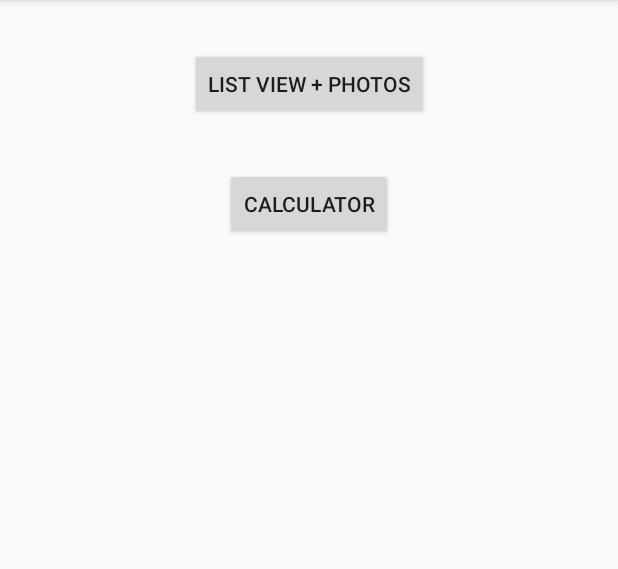
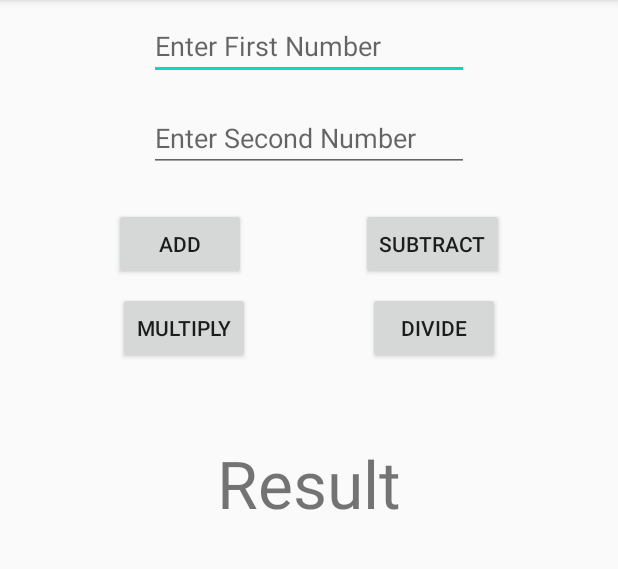
Before and after one commit to Colms152/is4447_Assesment1, an Android app: the screen it shows after launch (MainActivity before the commit, MathActivity after it), after a tap on "CALCULATOR", on a phone screen of 412 x 824 dp, the part 84-653 px from its top. Run offline under Robolectric (Android 15) with nearby library versions, the phone set to English and light mode, and no system bars.

Commit message:
calc and list view

```diff
--- a/app/src/main/AndroidManifest.xml
+++ b/app/src/main/AndroidManifest.xml
@@ -9,6 +9,7 @@
         android:roundIcon="@mipmap/ic_launcher_round"
         android:supportsRtl="true"
         android:theme="@style/AppTheme">
+        <activity android:name=".MathActivity"></activity>
         <activity android:name=".ListviewActivity">
             <intent-filter>
                 <action android:name="android.intent.action.Listview" />
--- a/app/src/main/java/ie/ucc/bis/is4447/mylistviewapp/MainActivity.java
+++ b/app/src/main/java/ie/ucc/bis/is4447/mylistviewapp/MainActivity.java
@@ -22,6 +22,7 @@ public class MainActivity extends AppCompatActivity {
         setContentView(R.layout.activity_main);
 
         Button btnSecondActivity = (Button) findViewById(R.id.btnSecondActivity);
+        Button btnMath = (Button) findViewById(R.id.btnMath);
         Button btnGoogle = (Button) findViewById(R.id.btnGoogle);
 
         //launch an activity within our app
@@ -31,6 +32,15 @@ public class MainActivity extends AppCompatActivity {
                 Intent startIntent = new Intent(getApplicationContext(), ListviewActivity.class);
                 startIntent.putExtra("PASSINGSOMETHING", "hello world !!");
                 startActivity(startIntent);
+            }
+
+        });
+
+        btnMath.setOnClickListener(new View.OnClickListener() {
+            @Override
+            public void onClick(View view) {
+                Intent gotoMath = new Intent(getApplicationContext(), MathActivity.class);
+                startActivity(gotoMath);
             }
 
         });
--- /dev/null
+++ b/app/src/main/java/ie/ucc/bis/is4447/mylistviewapp/MathActivity.java
@@ -0,0 +1,93 @@
+package ie.ucc.bis.is4447.mylistviewapp;
+
+import androidx.appcompat.app.AppCompatActivity;
+
+import android.os.Bundle;
+import android.view.View;
+import android.widget.Button;
+import android.widget.EditText;
+import android.widget.TextView;
+
+public class MathActivity extends AppCompatActivity implements View.OnClickListener {
+
+    EditText etFirstNumber, etSecondNumber;
+    Button btnAdd, btnSubtract, btnMultiply, btnDivide;
+    TextView tvResult;
+    int num1, num2, result;
+
+
+    @Override
+    protected void onCreate(Bundle savedInstanceState) {
+    super.onCreate(savedInstanceState);
+    setContentView(R.layout.activity_math);
+
+    etFirstNumber = findViewById(R.id.etFirstNumber);
+    etSecondNumber = findViewById(R.id.etSecondNumber);
+
+    btnAdd = findViewById((R.id.btnAdd));
+    btnSubtract = findViewById((R.id.btnSubtract));
+    btnMultiply = findViewById((R.id.btnMultiply));
+    btnDivide = findViewById((R.id.btnDivide));
+
+    tvResult = findViewById(R.id.tvResult);
+
+       /* btnAdd.setOnClickListener(new View.OnClickListener() {
+            @Override
+            public void onClick(View view) {
+                int num1 = Integer.parseInt(etFirstNumber.getText().toString());
+                int num2 = Integer.parseInt(etSecondNumber.getText().toString());
+                int result = num1 + num2;
+
+                tvResult.setText(String.valueOf(result));
+            }
+        }); */
+
+       btnAdd.setOnClickListener(this);
+       btnSubtract.setOnClickListener(this);
+       btnDivide.setOnClickListener(this);
+       btnMultiply.setOnClickListener(this);
+
+}
+
+    @Override
+    public void onClick(View view) {
+        num1 = Integer.parseInt(etFirstNumber.getText().toString());
+        num2 = Integer.parseInt(etSecondNumber.getText().toString());
+
+        switch(view.getId()){
+            case R.id.btnAdd:
+                result = num1 + num2;
+                tvResult.setText(String.valueOf(result));
+                //etFirstNumber.setText("");
+                etFirstNumber.getText().clear();
+                etSecondNumber.getText().clear();
+                etFirstNumber.requestFocus();
+                break;
+            case R.id.btnMultiply:
+                result = num1 * num2;
+                tvResult.setText(String.valueOf(result));
+                //etFirstNumber.setText("");
+                etFirstNumber.getText().clear();
+                etSecondNumber.getText().clear();
+                etFirstNumber.requestFocus();
+                break;
+            case R.id.btnSubtract:
+                result = num1 - num2;
+                tvResult.setText(String.valueOf(result));
+                //etFirstNumber.setText("");
+                etFirstNumber.getText().clear();
+                etSecondNumber.getText().clear();
+                etFirstNumber.requestFocus();
+                break;
+            case R.id.btnDivide:
+                result = num1 / num2;
+                tvResult.setText(String.valueOf(result));
+                //etFirstNumber.setText("");
+                etFirstNumber.getText().clear();
+                etSecondNumber.getText().clear();
+                etFirstNumber.requestFocus();
+                break;
+
+        }
+    }
+}
--- /dev/null
+++ b/app/src/main/res/layout/activity_math.xml
@@ -0,0 +1,93 @@
+<?xml version="1.0" encoding="utf-8"?>
+<androidx.constraintlayout.widget.ConstraintLayout xmlns:android="http://schemas.android.com/apk/res/android"
+    xmlns:app="http://schemas.android.com/apk/res-auto"
+    xmlns:tools="http://schemas.android.com/tools"
+    android:layout_width="match_parent"
+    android:layout_height="match_parent"
+    tools:context=".MainActivity">
+
+    <EditText
+        android:id="@+id/etFirstNumber"
+        android:layout_width="wrap_content"
+        android:layout_height="wrap_content"
+        android:layout_marginStart="8dp"
+        android:layout_marginTop="8dp"
+        android:layout_marginEnd="8dp"
+        android:ems="10"
+        android:hint="Enter First Number"
+        android:inputType="number"
+        app:layout_constraintEnd_toEndOf="parent"
+        app:layout_constraintStart_toStartOf="parent"
+        app:layout_constraintTop_toTopOf="parent" />
+
+    <EditText
+        android:id="@+id/etSecondNumber"
+        android:layout_width="wrap_content"
+        android:layout_height="wrap_content"
+        android:layout_marginStart="8dp"
+        android:layout_marginTop="16dp"
+        android:layout_marginEnd="8dp"
+        android:ems="10"
+        android:hint="Enter Second Number"
+        android:inputType="number"
+        app:layout_constraintEnd_toEndOf="parent"
+        app:layout_constraintStart_toStartOf="parent"
+        app:layout_constraintTop_toBottomOf="@+id/etFirstNumber" />
+
+    <Button
+        android:id="@+id/btnAdd"
+        android:layout_width="wrap_content"
+        android:layout_height="wrap_content"
+        android:layout_marginTop="24dp"
+        android:text="ADD"
+        app:layout_constraintEnd_toStartOf="@+id/btnSubtract"
+        app:layout_constraintHorizontal_bias="0.5"
+        app:layout_constraintStart_toStartOf="parent"
+        app:layout_constraintTop_toBottomOf="@+id/etSecondNumber" />
+
+    <Button
+        android:id="@+id/btnSubtract"
+        android:layout_width="wrap_content"
+        android:layout_height="wrap_content"
+        android:layout_marginTop="24dp"
+        android:text="Subtract"
+        app:layout_constraintEnd_toEndOf="parent"
+        app:layout_constraintHorizontal_bias="0.5"
+        app:layout_constraintStart_toEndOf="@+id/btnAdd"
+        app:layout_constraintTop_toBottomOf="@+id/etSecondNumber" />
+
+    <Button
+        android:id="@+id/btnMultiply"
+        android:layout_width="wrap_content"
+        android:layout_height="wrap_content"
+        android:layout_marginTop="8dp"
+        android:text="Multiply"
+        app:layout_constraintEnd_toStartOf="@+id/btnDivide"
+        app:layout_constraintHorizontal_bias="0.5"
+        app:layout_constraintStart_toStartOf="parent"
+        app:layout_constraintTop_toBottomOf="@+id/btnAdd" />
+
+    <Button
+        android:id="@+id/btnDivide"
+        android:layout_width="wrap_content"
+        android:layout_height="wrap_content"
+        android:layout_marginTop="8dp"
+        android:text="Divide"
+        app:layout_constraintEnd_toEndOf="parent"
+        app:layout_constraintHorizontal_bias="0.5"
+        app:layout_constraintStart_toEndOf="@+id/btnMultiply"
+        app:layout_constraintTop_toBottomOf="@+id/btnSubtract" />
+
+    <TextView
+        android:id="@+id/tvResult"
+        android:layout_width="wrap_content"
+        android:layout_height="wrap_content"
+        android:layout_marginStart="8dp"
+        android:layout_marginTop="50dp"
+        android:layout_marginEnd="8dp"
+        android:text="Result"
+        android:textSize="44sp"
+        app:layout_constraintEnd_toEndOf="parent"
+        app:layout_constraintStart_toStartOf="parent"
+        app:layout_constraintTop_toBottomOf="@+id/btnDivide" />
+</androidx.constraintlayout.widget.ConstraintLayout>
--- a/app/src/main/res/values/strings.xml
+++ b/app/src/main/res/values/strings.xml
@@ -3,7 +3,8 @@
     <string name="image">Image</string>
     <string name="item_img">Item_IMG</string>
     <string name="second_activity">List View + Photos</string>
-    <string name="google_search">Calculator</string>
+    <string name="google_search">Googgle Search</string>
+    <string name="calculator">Calculator</string>
 
     <!--MyListViewData-->
     <string-array name="items">
```
Also changed, not shown: app/src/main/res/layout/activity_main.xml (+12 -0 lines), app/src/main/res/layout/my_listview_detail.xml (+28 -7 lines).
